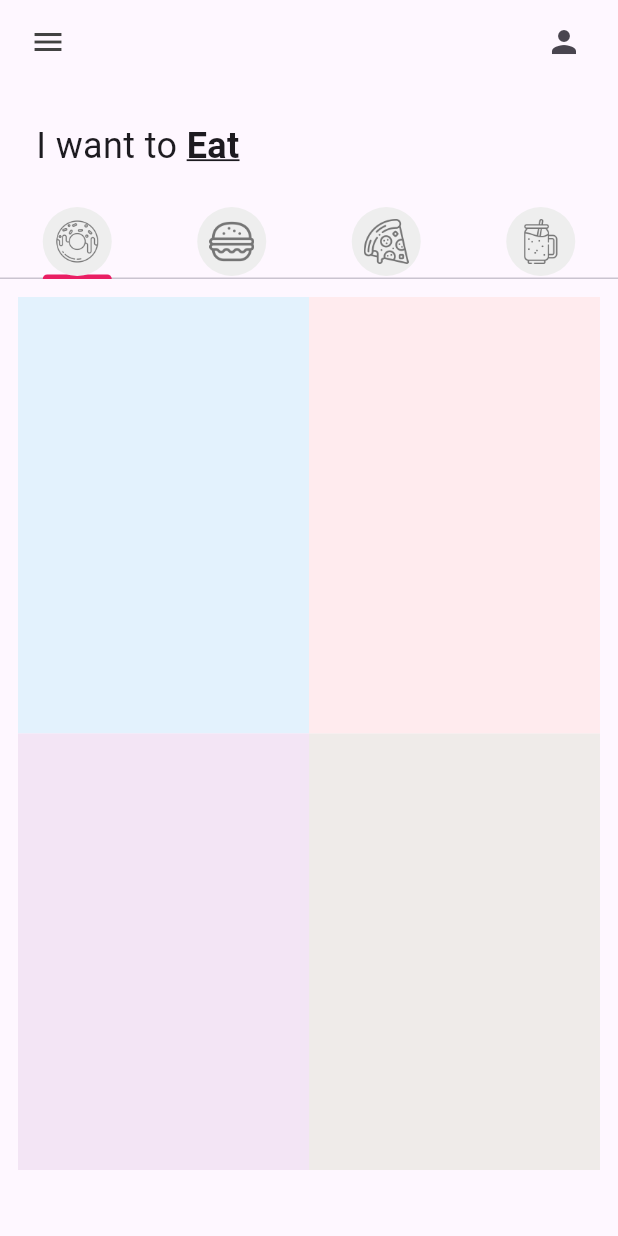
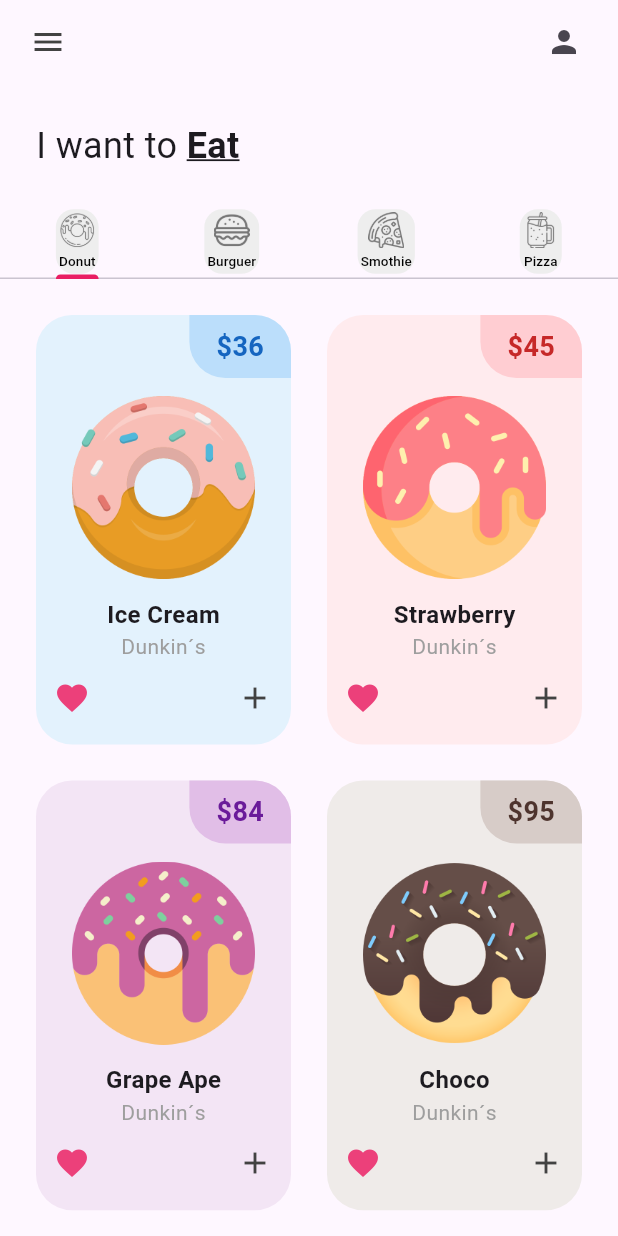
Before and after one commit to JavieraAMartinez/p1_donut_app_javier_martinez, a Flutter app: the screen it shows after launch, on a phone screen of 412 x 824 dp. Run offline on Flutter 3.47's test engine with Material 3 defaults, Android fonts, the phone set to English and light mode, and no system bars.

Commit message:
Donas added

```diff
--- a/lib/main.dart
+++ b/lib/main.dart
@@ -11,6 +11,7 @@ class MainApp extends StatelessWidget {
   @override
   Widget build(BuildContext context) {
     return MaterialApp(
+      debugShowCheckedModeBanner: false,
       home: const HomePage(),
       theme: ThemeData(
           tabBarTheme: const TabBarTheme(indicatorColor: Colors.pink)),
--- a/lib/pages/home_page.dart
+++ b/lib/pages/home_page.dart
@@ -16,13 +16,26 @@ class HomePage extends StatefulWidget {
 class _HomePageState extends State<HomePage> {
   List<Widget> myTabs = [
     //donut tab
-    const MyTab(iconPath: 'lib/icons/donut.png'),
+    const MyTab(
+      iconPath: 'lib/icons/donut.png',
+      label: "Donut",
+    ),
+
     //burguer tab
-    const MyTab(iconPath: 'lib/icons/burger.png'),
+    const MyTab(
+      iconPath: 'lib/icons/burger.png',
+      label: "Burguer",
+    ),
     //smothie tab
-    const MyTab(iconPath: 'lib/icons/pizza.png'),
+    const MyTab(
+      iconPath: 'lib/icons/pizza.png',
+      label: "Smothie",
+    ),
     //pizza tab
-    const MyTab(iconPath: 'lib/icons/smoothie.png'),
+    const MyTab(
+      iconPath: 'lib/icons/smoothie.png',
+      label: "Pizza",
+    ),
   ];
   @override
   Widget build(BuildContext context) {
--- a/lib/tab/Donut_Tab.dart
+++ b/lib/tab/Donut_Tab.dart
@@ -9,6 +9,10 @@ class DonutTab extends StatelessWidget {
     ["Strawberry", "45", Colors.red, "lib/images/strawberry_donut.png"],
     ["Grape Ape", "84", Colors.purple, "lib/images/grape_donut.png"],
     ["Choco", "95", Colors.brown, "lib/images/chocolate_donut.png"],
+    ["Tapatio", "36", Colors.blue, "lib/images/icecream_donut.png"],
+    ["Pablo", "45", Colors.red, "lib/images/strawberry_donut.png"],
+    ["Angie", "84", Colors.purple, "lib/images/grape_donut.png"],
+    ["Aderezo", "95", Colors.brown, "lib/images/chocolate_donut.png"],
   ];
   const DonutTab({super.key});
 
@@ -18,7 +22,7 @@ class DonutTab extends StatelessWidget {
         itemCount: donutsOnSale.length,
         padding: const EdgeInsets.all(12),
         gridDelegate: const SliverGridDelegateWithFixedCrossAxisCount(
-            crossAxisCount: 2, childAspectRatio: 1 / 1.5),
+            crossAxisCount: 2, childAspectRatio: 1 / 1.6),
         itemBuilder: (context, index) {
           return DonutTile(
             donutFlavor: donutsOnSale[index][0],
--- a/lib/utils/MyTab.dart
+++ b/lib/utils/MyTab.dart
@@ -2,19 +2,45 @@ import 'package:flutter/material.dart';
 
 class MyTab extends StatelessWidget {
   final String iconPath;
-  const MyTab({super.key, required this.iconPath});
+  final String label; // Nuevo parámetro para el texto
+
+  const MyTab({
+    super.key,
+    required this.iconPath,
+    required this.label, // Asegúrate de incluir el parámetro en el constructor
+  });
 
   @override
   Widget build(BuildContext context) {
     return Tab(
       child: Container(
-          padding: const EdgeInsets.all(8),
-          decoration: BoxDecoration(
-              color: Colors.grey[200], borderRadius: BorderRadius.circular(40)),
-          child: Image.asset(
-            iconPath,
-            color: Colors.grey[600],
-          )),
+        padding: const EdgeInsets.symmetric(horizontal: 2, vertical: 2),
+        decoration: BoxDecoration(
+          color: Colors.grey[200],
+          borderRadius: BorderRadius.circular(12),
+        ),
+        child: Column(
+          // Usamos Column para apilar el ícono y el texto
+          mainAxisSize: MainAxisSize.min,
+          children: [
+            Image.asset(
+              iconPath,
+              color: Colors.grey[600],
+              width: 24, // Ajusta el tamaño según sea necesario
+              height: 24, // Ajusta el tamaño según sea necesario
+            ),
+            const SizedBox(height: 2), // Espacio entre el ícono y el texto
+            Text(
+              label,
+              style: const TextStyle(
+                fontSize: 9,
+                color: Colors
+                    .black, // Puedes ajustar el color y el tamaño del texto
+              ),
+            ),
+          ],
+        ),
+      ),
     );
   }
 }
--- a/lib/utils/donut_tile.dart
+++ b/lib/utils/donut_tile.dart
@@ -5,6 +5,7 @@ class DonutTile extends StatelessWidget {
   final String donutPrice;
   final dynamic donutColor;
   final String imageName;
+
   const DonutTile(
       {super.key,
       required this.donutFlavor,
@@ -14,8 +15,74 @@ class DonutTile extends StatelessWidget {
 
   @override
   Widget build(BuildContext context) {
-    return Container(
-      decoration: BoxDecoration(color: donutColor[50]),
+    return Padding(
+      padding: const EdgeInsets.all(12.0),
+      child: Container(
+        decoration: BoxDecoration(
+            color: donutColor[50], borderRadius: BorderRadius.circular(24)),
+        child: Column(
+          children: [
+            Row(
+              mainAxisAlignment: MainAxisAlignment.end,
+              children: [
+                Container(
+                  decoration: BoxDecoration(
+                      color: donutColor[100],
+                      borderRadius: const BorderRadius.only(
+                          topRight: Radius.circular(24),
+                          bottomLeft: Radius.circular(24))),
+                  padding:
+                      const EdgeInsets.symmetric(vertical: 8, horizontal: 18),
+                  child: Text(
+                    "\$$donutPrice",
+                    style: TextStyle(
+                        fontSize: 18,
+                        fontWeight: FontWeight.bold,
+                        color: donutColor[800]),
+                  ),
+                )
+              ],
+            ),
+            //donut picture
+            Padding(
+              padding: const EdgeInsets.symmetric(horizontal: 24, vertical: 12),
+              child: Image.asset(imageName),
+            ),
+            //donut flavor text
+            Text(
+              donutFlavor,
+              style: const TextStyle(
+                fontSize: 16,
+                fontWeight: FontWeight.bold,
+              ),
+            ),
+
+            Text(
+              "Dunkin´s",
+              style: TextStyle(color: Colors.grey[500]),
+            ),
+            //Love icon + add button
+            Padding(
+              padding: const EdgeInsets.all(12),
+              child: Row(
+                mainAxisAlignment: MainAxisAlignment.spaceBetween,
+                children: [
+                  //love icon
+                  Icon(
+                    Icons.favorite,
+                    color: Colors.pink[400],
+                  ),
+                  //plus button
+                  Icon(
+                    Icons.add,
+                    color: Colors.grey[800],
+                  )
+                ],
+              ),
+            )
+          ],
+        ),
+      ),
     );
   }
 }
```
